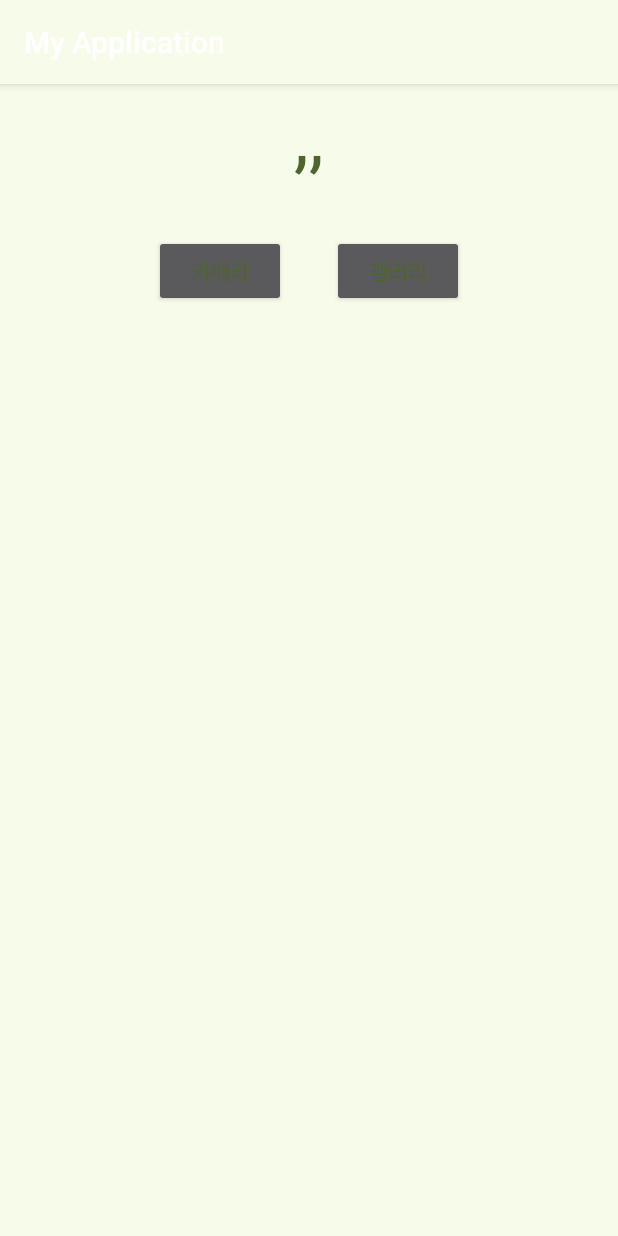
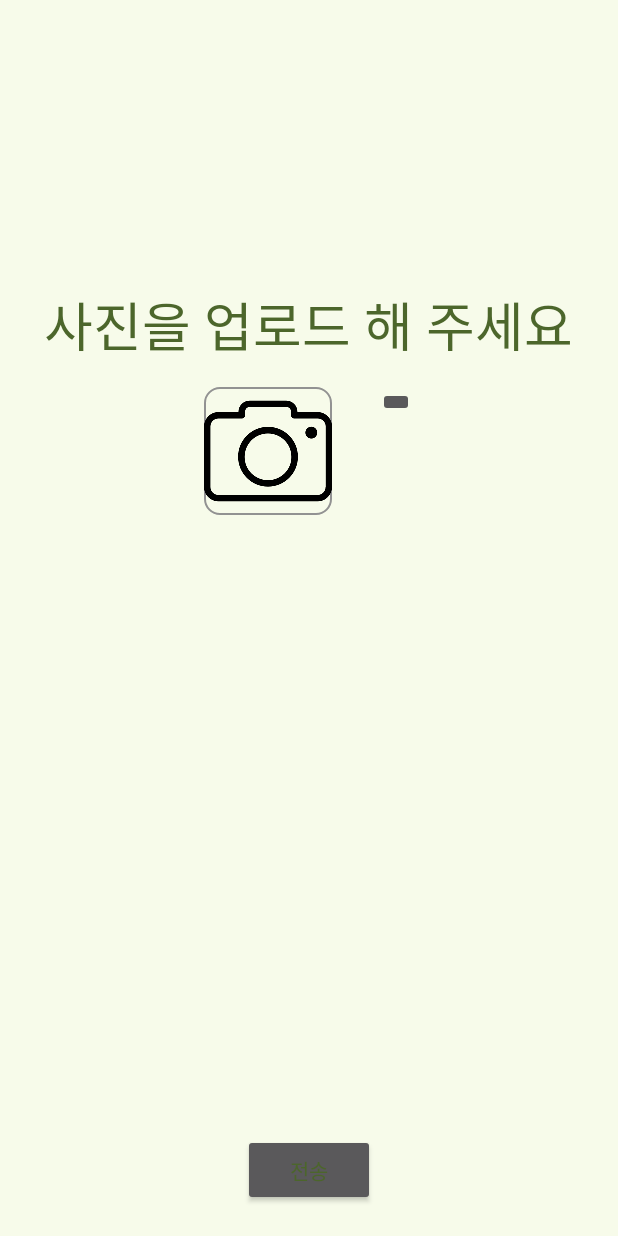
Before and after one commit to SeongBae-applepie/AI-andorid-App, an Android app: the SelectPlent screen opened directly, with no data from a screen before it, on a phone screen of 412 x 824 dp. Run offline under Robolectric (Android 15) with nearby library versions, the phone set to English and light mode, and no system bars.

Commit message:
first AI App 디자인 변경2

```diff
--- a/app/src/main/java/com/example/myapplication/MainActivity.java
+++ b/app/src/main/java/com/example/myapplication/MainActivity.java
@@ -35,7 +35,6 @@ public class MainActivity extends AppCompatActivity {
 
         ImageButton Select_tomato_btn = findViewById(R.id.pepper_btn);
 
-
         Select_tomato_btn.setOnClickListener(new View.OnClickListener() {
             @Override
             public void onClick(View view) {
@@ -44,6 +43,7 @@ public class MainActivity extends AppCompatActivity {
                 startActivity(intent);
             }
         });
+
     }
 
 
--- a/app/src/main/java/com/example/myapplication/SelectPlent.java
+++ b/app/src/main/java/com/example/myapplication/SelectPlent.java
@@ -13,6 +13,7 @@ import android.provider.MediaStore;
 import android.util.Log;
 import android.view.View;
 import android.widget.Button;
+import android.widget.ImageButton;
 import android.widget.ImageView;
 import android.widget.Toast;
 
@@ -42,8 +43,8 @@ public class SelectPlent extends AppCompatActivity {
         super.onCreate(savedInstanceState);
         setContentView(R.layout.select_plent_view);
 
-        Button btnCapture = findViewById(R.id.serch_camera);
-        Button btnSelectFromGallery = findViewById(R.id.serch_gallery);
+        ImageButton btnCapture = findViewById(R.id.serch_camera);
+        ImageButton btnSelectFromGallery = findViewById(R.id.serch_gallery);
         imageView = findViewById(R.id.photo_view);
 
         btnCapture.setOnClickListener(view -> {
@@ -68,6 +69,7 @@ public class SelectPlent extends AppCompatActivity {
             switch (requestCode) {
                 case REQUEST_IMAGE_CAPTURE:
                     Bundle extras = data.getExtras();
+                    Log.d("!!!!!", ((Bitmap)extras.get("data")).toString());
                     Bitmap imageBitmap = (Bitmap) extras.get("data");
                     imageView.setImageBitmap(imageBitmap);
                     // 사진을 갤러리에 저장
@@ -90,6 +92,8 @@ public class SelectPlent extends AppCompatActivity {
             }
         }
     }
+
+
 
     private void saveImageToGallery(Bitmap bitmap) {
         OutputStream fos;
--- a/app/src/main/res/layout/select_plent_view.xml
+++ b/app/src/main/res/layout/select_plent_view.xml
@@ -5,19 +5,20 @@
     android:layout_height="match_parent"
     android:orientation="vertical"
     android:gravity="center|top"
-    android:weightSum="9">
+    android:weightSum="17">
 
     <androidx.appcompat.widget.LinearLayoutCompat
         android:layout_width="match_parent"
         android:layout_height="match_parent"
-        android:layout_weight="4">
+        android:layout_weight="6"
+        android:gravity="bottom|center">
 
         <TextView
             android:id="@+id/serch_plant"
-            android:layout_width="match_parent"
-            android:layout_height="match_parent"
-            android:text=",,"
-            android:textSize="50dp"
+            android:layout_width="wrap_content"
+            android:layout_height="wrap_content"
+            android:text="사진을 업로드 해 주세요"
+            android:textSize="35dp"
             android:textAlignment="center"/>
 
     </androidx.appcompat.widget.LinearLayoutCompat>
@@ -26,18 +27,21 @@
     <androidx.appcompat.widget.LinearLayoutCompat
         android:layout_width="match_parent"
         android:layout_height="match_parent"
-        android:layout_weight="3"
+        android:layout_weight="7"
         android:orientation="horizontal"
         android:gravity="center|top">
 
-        <Button
+        <ImageButton
+            android:background="@drawable/button_round"
+            android:src="@drawable/camera"
+            android:scaleType="centerInside"
             android:id="@+id/serch_camera"
-            android:layout_width="wrap_content"
-            android:layout_height="wrap_content"
+            android:layout_width="85dp"
+            android:layout_height="85dp"
             android:layout_margin="15dp"
             android:text="카메라"/>
 
-        <Button
+        <ImageButton
             android:id="@+id/serch_gallery"
             android:layout_width="wrap_content"
             android:layout_height="wrap_content"
@@ -49,13 +53,28 @@
     <androidx.appcompat.widget.LinearLayoutCompat
         android:layout_width="match_parent"
         android:layout_height="match_parent"
-        android:layout_weight="2">
+        android:layout_weight="4"
+        android:gravity="bottom|center">
+        <FrameLayout
+            android:layout_width="match_parent"
+            android:layout_height="match_parent">
 
-        <ImageView
-            android:id="@+id/photo_view"
-            android:layout_weight="1"
-            android:layout_width="match_parent"
-            android:layout_height="match_parent"/>
+            <ImageView
+                android:id="@+id/photo_view"
+                android:layout_weight="2"
+                android:layout_width="match_parent"
+                android:layout_height="match_parent"/>
+
+            <Button
+                android:layout_width="wrap_content"
+                android:layout_height="wrap_content"
+                android:layout_gravity="center|bottom"
+                android:layout_margin="20dp"
+                android:text="전송"/>
+
+        </FrameLayout>
+
+
 
 
     </androidx.appcompat.widget.LinearLayoutCompat>
--- a/app/src/main/res/values/themes.xml
+++ b/app/src/main/res/values/themes.xml
@@ -1,6 +1,6 @@
 <resources xmlns:tools="http://schemas.android.com/tools">
     <!-- Base application theme. -->
-    <style name="Base.Theme.MyApplication" parent="Theme.AppCompat">
+    <style name="Base.Theme.MyApplication" parent="Theme.Design.NoActionBar">
         <!-- Customize your light theme here. -->
         <!-- <item name="colorPrimary">@color/my_light_primary</item> -->
         <item name="android:background">@color/background</item>
```
Also changed, not shown: app/src/main/res/layout/activity_main.xml (+10 -10 lines).
